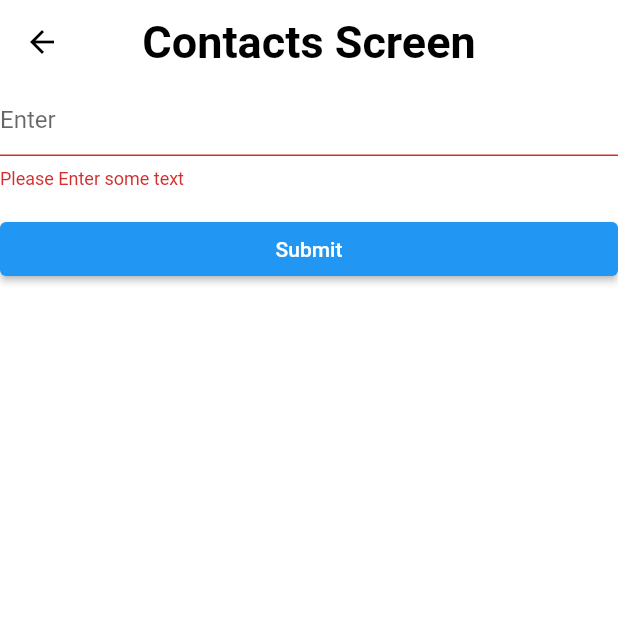
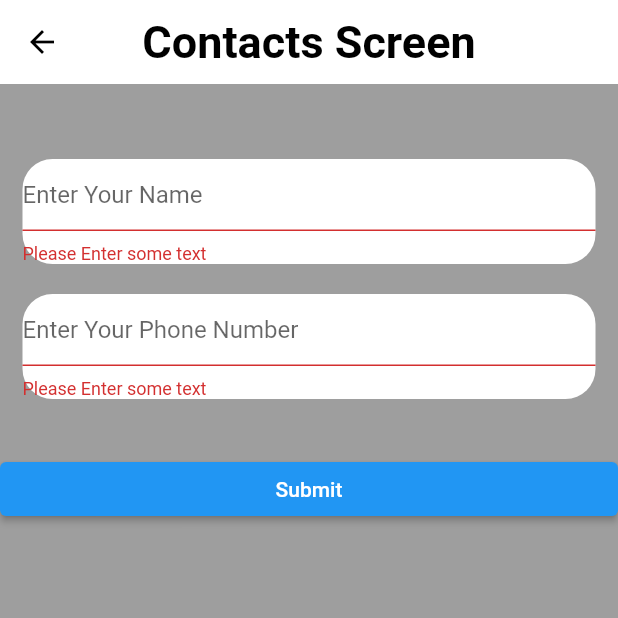
Before and after one commit to coomputer1426/islami_route_app, a Flutter app: the ContactsScreen screen opened by its route, after a tap on "Submit", on a phone screen of 412 x 824 dp, the top half of it. Run offline on Flutter 3.47's test engine with Material 2 defaults, Android fonts, the phone set to English and light mode, and no system bars.

Commit message:
+ Contacts Assignment textfield class

```diff
--- a/islami2/lib/statefulwidgcontactsassign2p1/mycustomform.dart
+++ b/islami2/lib/statefulwidgcontactsassign2p1/mycustomform.dart
@@ -12,17 +12,38 @@ class _MyCustomFormState extends State<MyCustomForm> {
 
   @override
   Widget build(BuildContext context) {
-    return Form(key: _formkey ,child: Column(
-      crossAxisAlignment: CrossAxisAlignment.stretch,
-      children: <Widget>[TextFormField(validator: (String? value){
+    return Container(color: Color(0xFF9E9E9E),
+      child: Form(key: _formkey ,child: Column(
+        crossAxisAlignment: CrossAxisAlignment.stretch,
+        children: <Widget>[
+          SizedBox(height: 50,width: double.infinity,),
+          ContactTextField("Name"),
+          SizedBox(height: 20,width: double.infinity,),
+          ContactTextField("Phone Number"),
+          SizedBox(height: 20,width: double.infinity,),
+
+          Padding(padding: EdgeInsets.symmetric(vertical: 16),child:
+            ElevatedButton(onPressed: (){if(_formkey.currentState!.validate())
+              ScaffoldMessenger.of(context).showSnackBar(SnackBar(content: Text("Processing Data")),
+              );},child: Text("Submit"),),)
+        ],
+        )),
+    );
+  }
+}
+class ContactTextField extends StatelessWidget {
+  // const ContactTextField({Key? key}) : super(key: key);
+  String type;
+  ContactTextField(this.type);
+  @override
+  Widget build(BuildContext context) {
+    return Container(width: MediaQuery.of(context).size.width,
+      decoration: BoxDecoration(borderRadius: BorderRadius.circular(20),color: Colors.white),
+      margin: EdgeInsets.symmetric(horizontal: 15),
+      child: TextFormField(validator: (String? value){
         if(value==null || value.isEmpty){
           return "Please Enter some text";
-        }return null;},decoration: InputDecoration(hintText: "Enter"), ),
-        Padding(padding: EdgeInsets.symmetric(vertical: 16),child:
-          ElevatedButton(onPressed: (){if(_formkey.currentState!.validate())
-            ScaffoldMessenger.of(context).showSnackBar(SnackBar(content: Text("Processing Data")),
-            );},child: Text("Submit"),),)
-      ],
-      ));
+        }return null;},decoration: InputDecoration(hintText: "Enter Your $type"), ),
+    );
   }
 }
```
